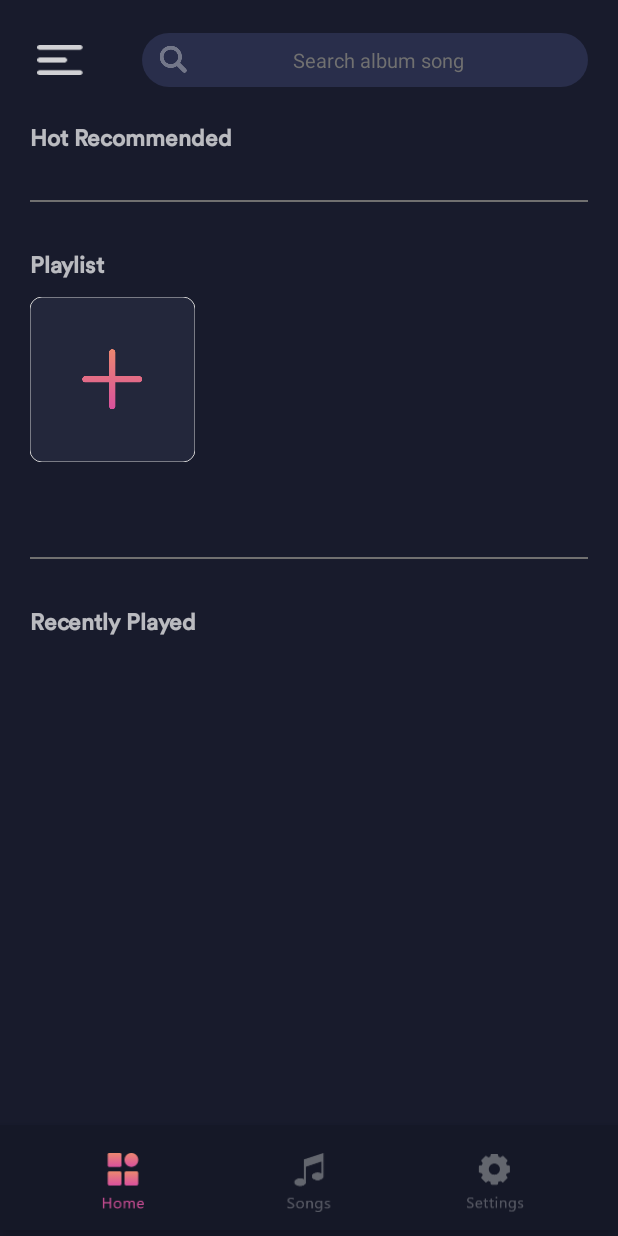
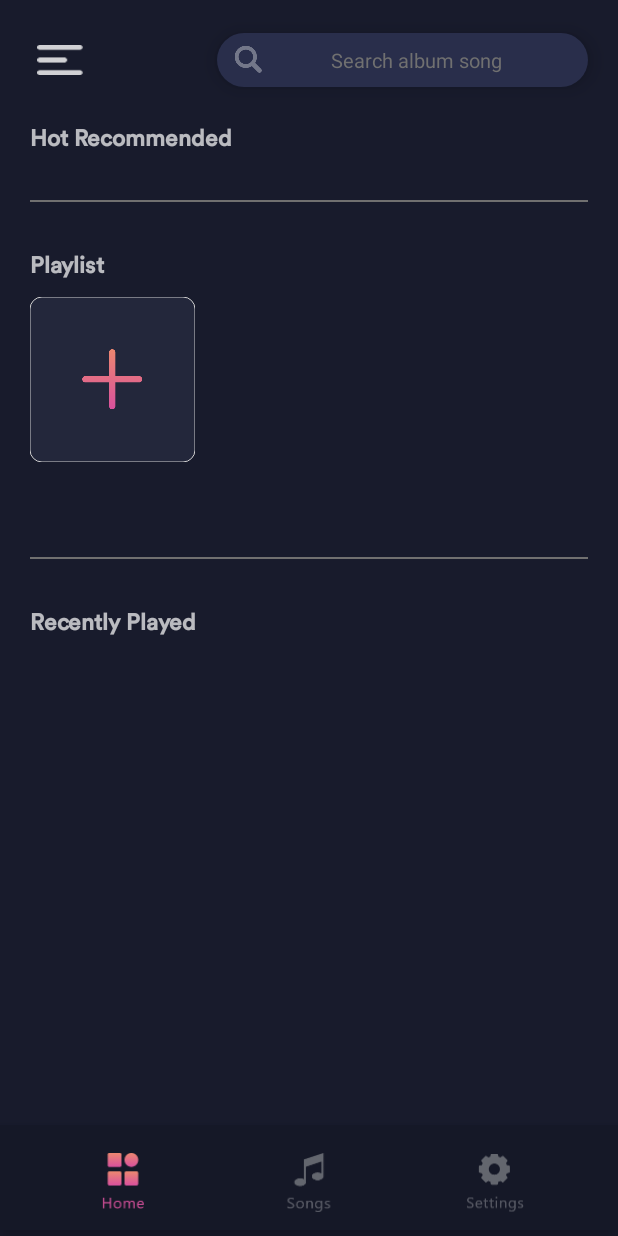
Before and after one commit to Typhlosion-afk/FPT_Mock_Project, an Android app: the screen it shows after launch (MainActivity), after a tap on an icon or button, on a phone screen of 412 x 824 dp. Run offline under Robolectric (Android 15) with nearby library versions, the phone set to English and light mode, and no system bars; our stand-ins replace navigation-ui; 2 statements that could not run were skipped.

Commit message:
Begin 27/4/2022 Done: + Search method
New Issues:
+ Resize when keyboard event
+ Autofocus search edit text
+ Empty search list

```diff
--- a/app/src/main/AndroidManifest.xml
+++ b/app/src/main/AndroidManifest.xml
@@ -10,6 +10,8 @@
     <application
         android:name=".MusicApplication"
         android:allowBackup="true"
+        android:configChanges="orientation|keyboardHidden|keyboard|screenSize|locale"
+        android:windowSoftInputMode="adjustNothing"
         android:icon="@mipmap/ic_launcher"
         android:label="@string/app_name"
         android:roundIcon="@mipmap/ic_launcher_round"
--- a/app/src/main/java/com/dore/myapplication/activity/MainActivity.java
+++ b/app/src/main/java/com/dore/myapplication/activity/MainActivity.java
@@ -7,11 +7,12 @@ import static com.dore.myapplication.utilities.Constants.MAX_SEEKBAR_VALUE;
 import androidx.appcompat.app.AppCompatActivity;
 import androidx.core.view.GravityCompat;
 import androidx.drawerlayout.widget.DrawerLayout;
-import androidx.fragment.app.FragmentManager;
 import androidx.localbroadcastmanager.content.LocalBroadcastManager;
 import androidx.navigation.NavController;
 import androidx.navigation.fragment.NavHostFragment;
 import androidx.navigation.ui.NavigationUI;
+import androidx.recyclerview.widget.LinearLayoutManager;
+import androidx.recyclerview.widget.RecyclerView;
 
 import android.annotation.SuppressLint;
 import android.content.BroadcastReceiver;
@@ -23,7 +24,10 @@ import android.content.ServiceConnection;
 import android.os.Bundle;
 import android.os.CountDownTimer;
 import android.os.IBinder;
+import android.text.Editable;
+import android.text.TextWatcher;
 import android.view.View;
+import android.view.WindowManager;
 import android.widget.EditText;
 import android.widget.ImageButton;
 import android.widget.ImageView;
@@ -33,7 +37,6 @@ import android.widget.Toast;
 
 import com.bumptech.glide.Glide;
 import com.dore.myapplication.R;
-import com.dore.myapplication.dialog.CloseAppDialogFragment;
 import com.dore.myapplication.model.ProviderDAO;
 import com.dore.myapplication.model.Song;
 import com.dore.myapplication.service.MusicService;
@@ -94,13 +97,15 @@ public class MainActivity extends AppCompatActivity{
 
     private BroadcastReceiver receiver;
 
-    private FragmentManager.BackStackEntry backStackEntry;
-
     private NavHostFragment navHostFragment;
 
     private ImageView mImgSong;
 
     private int mBackCount = 0;
+
+    private RecyclerView mSearchRecyclerView;
+
+    private SearchAdapter mSearchAdapter;
 
     private final ServiceConnection connection = new ServiceConnection() {
         @Override
@@ -136,8 +141,10 @@ public class MainActivity extends AppCompatActivity{
         initBroadcast();
         initView();
         initNav();
+        initSearchAdapter();
 
         handleAction();
+        handleSearching();
     }
 
     @Override
@@ -182,7 +189,7 @@ public class MainActivity extends AppCompatActivity{
         receiver = new BroadcastReceiver() {
             @Override
             public void onReceive(Context context, Intent intent) {
-                update((Song) intent.getSerializableExtra("song"),
+                updateController((Song) intent.getSerializableExtra("song"),
                         intent.getIntExtra("dur", MAX_SEEKBAR_VALUE),
                         intent.getIntExtra("cur", 0),
                         intent.getBooleanExtra("playing", false));
@@ -207,11 +214,13 @@ public class MainActivity extends AppCompatActivity{
 
         mControllerView = findViewById(R.id.media_controller_view);
 
+        mSearchRecyclerView = findViewById(R.id.list_search_container);
+
         mBtnSearch.setVisibility(View.VISIBLE);
         mEdtSearch.setVisibility(View.INVISIBLE);
+        mSearchRecyclerView.setVisibility(View.INVISIBLE);
 
         mSeekBar.setMax(mSongDur);
-
     }
 
     @SuppressLint("NonConstantResourceId")
@@ -230,6 +239,7 @@ public class MainActivity extends AppCompatActivity{
             mainNavController.addOnDestinationChangedListener((navController, navDestination, bundle) -> {
                         mEdtSearch.setVisibility(View.GONE);
                         mBtnSearch.setVisibility(View.VISIBLE);
+                        mSearchRecyclerView.setVisibility(View.GONE);
                     }
             );
 
@@ -256,7 +266,7 @@ public class MainActivity extends AppCompatActivity{
         }
     }
 
-    private void update(Song song, int dur, int cur, boolean playing){
+    private void updateController(Song song, int dur, int cur, boolean playing){
         if(song != mSong){
             mSong = song;
             mSongDur = dur;
@@ -278,10 +288,12 @@ public class MainActivity extends AppCompatActivity{
         }
 
         mSongCur = cur;
-        mSeekBar.setProgress(mSongCur);
+        if(!isSeekbarTouching) {
+            mSeekBar.setProgress(mSongCur);
+        }
     }
 
-    private void updateController(){
+    private void setFirstStateController(){
         if (mIsPlaying) {
             mBtnPlay.setImageResource(R.drawable.ic_control_pause_small);
         } else {
@@ -309,6 +321,8 @@ public class MainActivity extends AppCompatActivity{
         mBtnSearch.setOnClickListener(v -> {
             mBtnSearch.setVisibility(View.INVISIBLE);
             mEdtSearch.setVisibility(View.VISIBLE);
+            mEdtSearch.setText("");
+            mEdtSearch.setFocusableInTouchMode(true);
         });
 
         mBtnDrawer.setOnClickListener(v -> {
@@ -359,6 +373,13 @@ public class MainActivity extends AppCompatActivity{
                 isSeekbarTouching = false;
             }
         });
+
+    }
+
+    private void initSearchAdapter(){
+        mSearchAdapter = new SearchAdapter(this , new ArrayList<>());
+        mSearchRecyclerView.setLayoutManager(new LinearLayoutManager(this, RecyclerView.VERTICAL, false));
+        mSearchRecyclerView.setAdapter(mSearchAdapter);
     }
 
     private void doubleBackPress() {
@@ -383,11 +404,6 @@ public class MainActivity extends AppCompatActivity{
         }
     }
 
-    private void showCloseDialog(){
-        CloseAppDialogFragment closeFm= new CloseAppDialogFragment();
-        closeFm.show(getSupportFragmentManager(), null);
-    }
-
     public void hideController() {
         mSeekBar.setVisibility(View.GONE);
         mControllerView.setVisibility(View.GONE);
@@ -397,12 +413,37 @@ public class MainActivity extends AppCompatActivity{
         mSeekBar.setVisibility(View.VISIBLE);
         mControllerView.setVisibility(View.VISIBLE);
 
-        updateController();
+        setFirstStateController();
     }
 
-        private void initDAO(){
+    private void initDAO(){
         providerDAO = new ProviderDAO(this);
     }
+
+    private void handleSearching(){
+        mEdtSearch.addTextChangedListener(new TextWatcher() {
+            @Override
+            public void beforeTextChanged(CharSequence s, int start, int count, int after) {
+            }
+
+            @Override
+            public void onTextChanged(CharSequence s, int start, int before, int count) {
+                if(s.length() != 0) {
+                    mSearchAdapter.updateList(providerDAO.search(s.toString(), 10));
+                    mSearchRecyclerView.setVisibility(View.VISIBLE);
+                }else {
+                    mSearchRecyclerView.setVisibility(View.GONE);
+
+                }
+            }
+
+            @Override
+            public void afterTextChanged(Editable s) {
+
+            }
+        });
+    }
+
 
     public MusicService getBoundService() {
         return mMusicService;
--- a/app/src/main/java/com/dore/myapplication/customview/CirSeekBar.java
+++ b/app/src/main/java/com/dore/myapplication/customview/CirSeekBar.java
@@ -212,7 +212,6 @@ public class CirSeekBar extends View {
         canvas.drawCircle(cInX, cInY, mIndicatorRadius, mPaintIndicator);
     }
 
-
     private float XYtoDegree(float touchX, float touchY) {
         float x = cx - touchX;
         float y = cy - touchY;
--- a/app/src/main/java/com/dore/myapplication/service/MusicService.java
+++ b/app/src/main/java/com/dore/myapplication/service/MusicService.java
@@ -125,8 +125,6 @@ public class MusicService extends Service implements
 
                 mSongPos = intent.getIntExtra(KEY_SONG_POSITION,-1);
                 mSong = mListSong.get(mSongPos);
-
-
 
                 playSong();
             }
--- a/app/src/main/res/layout/activity_main.xml
+++ b/app/src/main/res/layout/activity_main.xml
@@ -5,7 +5,7 @@
     android:id="@+id/layout_drawer"
     android:layout_width="match_parent"
     android:layout_height="match_parent"
-    android:fitsSystemWindows="true"
+    android:fitsSystemWindows="false"
     tools:context=".activity.MainActivity">
 
     <androidx.constraintlayout.widget.ConstraintLayout
@@ -42,28 +42,43 @@
                 app:layout_constraintEnd_toEndOf="parent"
                 app:layout_constraintTop_toTopOf="parent" />
 
+        </androidx.constraintlayout.widget.ConstraintLayout>
+
         <EditText
             android:id="@+id/edt_searcher"
             android:layout_width="0dp"
-                android:layout_height="36dp"
+            android:layout_height="@dimen/search_height"
             android:background="@drawable/edit_search_bg"
             android:backgroundTint="@color/search_bg_color"
             android:drawableStart="@drawable/ic_search"
             android:gravity="center"
             android:hint="@string/search_album_song"
             android:inputType="text"
+            android:elevation="8dp"
             android:paddingHorizontal="12dp"
+            android:layout_marginHorizontal="20dp"
             android:textColorHint="@color/text_hint_color"
             android:textCursorDrawable="@color/text_hint_color"
             android:textSize="@dimen/normal_text_size"
             android:visibility="invisible"
-                app:layout_constraintBottom_toBottomOf="parent"
-                app:layout_constraintEnd_toEndOf="parent"
-                app:layout_constraintTop_toTopOf="parent"
-                app:layout_constraintWidth_percent="0.8"
+            app:layout_constraintBottom_toBottomOf="@+id/constraintLayout"
+            app:layout_constraintEnd_toEndOf="@+id/constraintLayout"
+            app:layout_constraintTop_toTopOf="@+id/constraintLayout"
+            app:layout_constraintWidth_percent="0.6"
             tools:ignore="RtlHardcoded" />
 
-        </androidx.constraintlayout.widget.ConstraintLayout>
+        <androidx.recyclerview.widget.RecyclerView
+            android:background="@color/search_bg_color"
+            android:layout_marginTop="@dimen/half_search_height"
+            android:id="@+id/list_search_container"
+            android:layout_width="0dp"
+            android:paddingTop="@dimen/half_search_height"
+            android:layout_height="wrap_content"
+            android:elevation="5dp"
+            app:layout_constraintEnd_toEndOf="@+id/edt_searcher"
+            app:layout_constraintStart_toStartOf="@+id/edt_searcher"
+            app:layout_constraintTop_toTopOf="@+id/edt_searcher"
+            app:layout_constraintWidth_percent="0.6" />
 
 
         <androidx.fragment.app.FragmentContainerView
@@ -74,7 +89,9 @@
             app:defaultNavHost="true"
             app:layout_constraintBottom_toTopOf="@+id/media_controller_view"
             app:layout_constraintTop_toBottomOf="@+id/constraintLayout"
-            app:navGraph="@navigation/nav_graph" />
+            app:layout_constraintVertical_bias="0.0"
+            app:navGraph="@navigation/nav_graph"
+            tools:layout_editor_absoluteX="0dp" />
 
         <androidx.constraintlayout.widget.ConstraintLayout
             android:id="@+id/media_controller_view"
--- a/app/src/main/res/values/dimens.xml
+++ b/app/src/main/res/values/dimens.xml
@@ -17,5 +17,7 @@ http://developer.android.com/guide/topics/appwidgets/index.html#CreatingLayout
     <dimen name="widget_width">250dp</dimen>
     <dimen name="widget_height">110dp</dimen>
     <dimen name="card_recently_height">48dp</dimen>
+    <dimen name="search_height">36dp</dimen>
+    <dimen name="half_search_height">18dp</dimen>
 
 </resources>
```
Also changed, not shown: app/src/main/java/com/dore/myapplication/activity/SearchAdapter.java (added, +104 -0 lines), app/src/main/java/com/dore/myapplication/model/ProviderDAO.java (+57 -0 lines), app/src/main/res/layout/card_search.xml (added, +23 -0 lines). Lines whose indentation alone changed are shown as unchanged.
